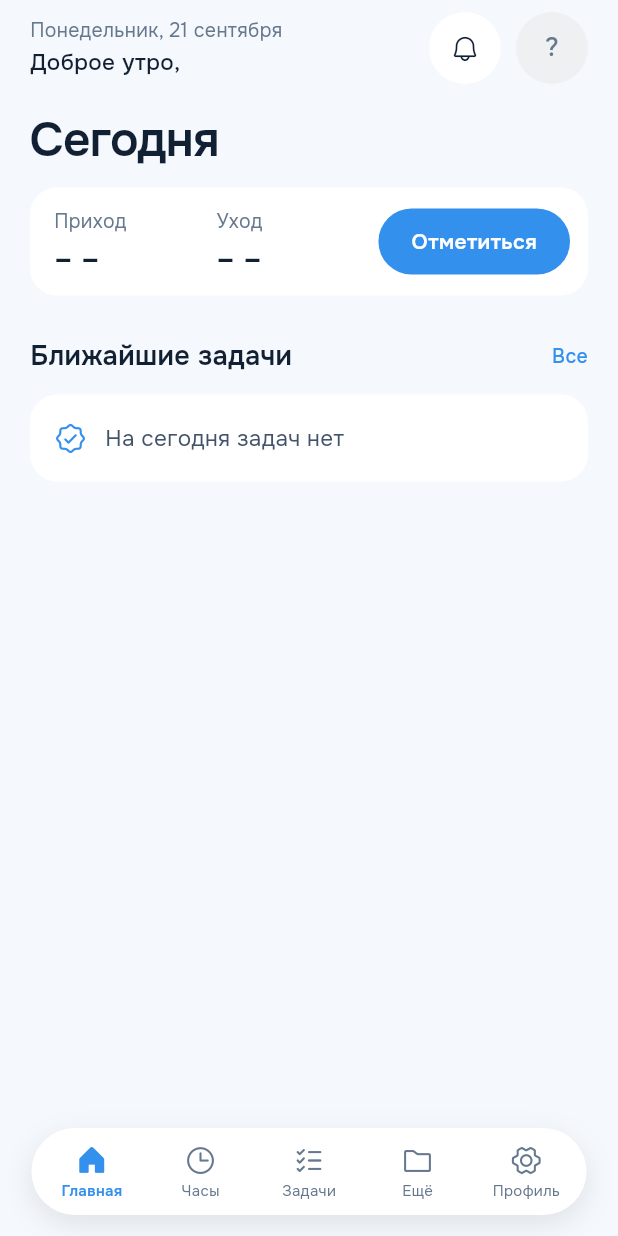
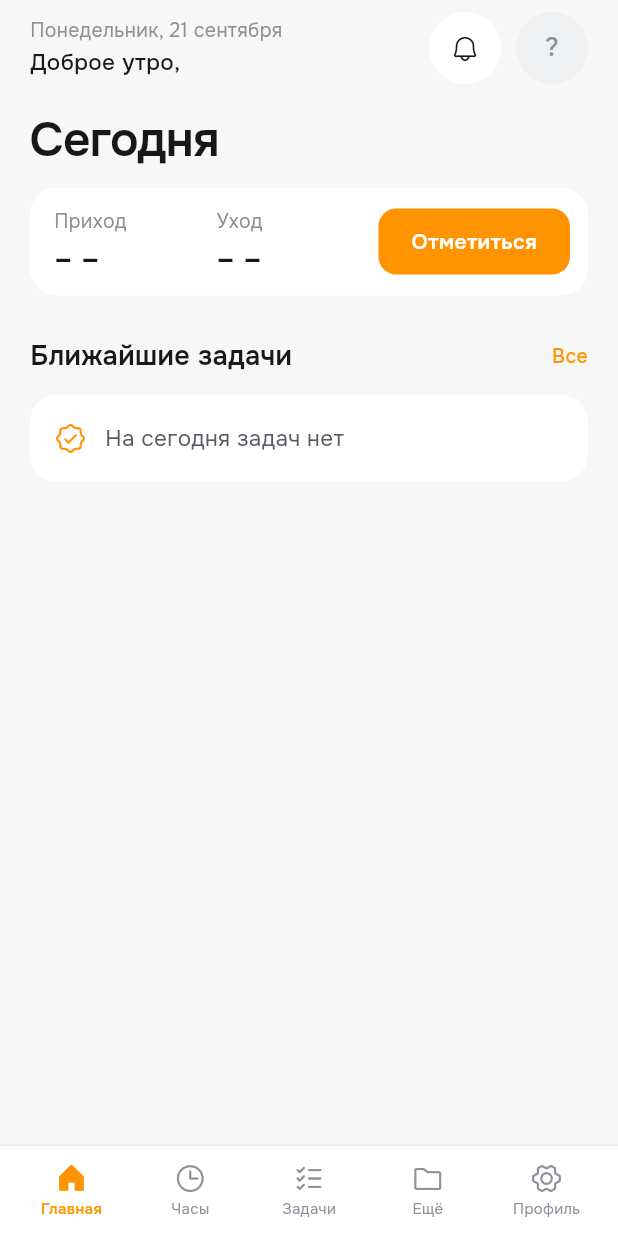
Before and after one commit to bexiiiii/link_hr, a Flutter app: the Shell screen opened directly, on a phone screen of 412 x 824 dp. Run offline on Flutter 3.47's test engine with Material 3 defaults, Android fonts, the light colour scheme and no system bars; our stand-ins replace audioplayers, camera, file_picker, geolocator, image_picker, local_auth and 3 more; missing offline and left inert: pdfrx, record; accounts and stored records are empty; network calls fail.

Commit message:
Align mobile UI with orange reference system

```diff
--- a/lib/core/theme.dart
+++ b/lib/core/theme.dart
@@ -1,47 +1,55 @@
 import 'package:flutter/cupertino.dart';
 import 'package:flutter/material.dart';
 
-/// Light-blue direction: clean white surfaces and one reliable blue action.
-/// Legacy token names intentionally resolve to blue so every existing feature
-/// keeps the same visual language without scattered one-off colors.
+/// Reference direction: quiet iOS-like white surfaces, near-black type and a
+/// single orange action colour.  The old public token names remain so feature
+/// screens do not drift into one-off palettes while they are being simplified.
 abstract final class AppColors {
-  static const bg = Color(0xFFF5F8FC);
+  static const bg = Color(0xFFF7F7F8);
   static const surface = Color(0xFFFFFFFF);
-  static const surfaceAlt = Color(0xFFF0F5FB);
-  static const line = Color(0xFFE1E9F2);
+  static const surfaceAlt = Color(0xFFF1F2F4);
+  static const line = Color(0xFFE8E9EC);
 
-  static const ink = Color(0xFF122033);
-  static const ink2 = Color(0xFF43546A);
-  static const ink3 = Color(0xFF66788E);
-  static const ink4 = Color(0xFFB8C5D3);
+  static const ink = Color(0xFF17181A);
+  static const ink2 = Color(0xFF575A60);
+  static const ink3 = Color(0xFF8E9198);
+  static const ink4 = Color(0xFFC7C9CE);
 
-  /// Brand blue (Telegram-like): primary buttons, active tab, check-in and links.
-  static const blue = Color(0xFF3390EC);
-  static const blueDeep = Color(0xFF2481CC);
-  static const blueSoft = Color(0xFFE8F3FD);
-  static const blueGlow = Color(0xFFCFE6FB);
+  /// Primary action — the saturated orange in the supplied mobile references.
+  static const blue = Color(0xFFFF9400);
+  static const blueDeep = Color(0xFFE68100);
+  static const blueSoft = Color(0xFFFFF0DC);
+  static const blueGlow = Color(0xFFFFD8A0);
 
+  /// Existing feature actions use these legacy aliases and now inherit orange.
   static const green = blue;
   static const greenDeep = blueDeep;
   static const greenSoft = blueSoft;
   static const greenGlow = blueGlow;
-  static const violet = blue;
-  static const violetSoft = blueSoft;
+
+  /// Cool blue remains a secondary information colour (map, calendar, links).
+  static const violet = Color(0xFF3478F6);
+  static const violetSoft = Color(0xFFEAF1FF);
+
+  /// Semantic status colours are deliberately independent from primary action.
+  static const success = Color(0xFF16B978);
+  static const successDeep = Color(0xFF0B9B60);
+  static const successSoft = Color(0xFFE2F8EE);
 
   /// Legacy "graphite" name: dark ink for icons and strong text.
-  static const charcoal = Color(0xFF1B2B40);
+  static const charcoal = Color(0xFF1C1D20);
 
-  static const red = Color(0xFFD94545);
-  static const redSoft = Color(0xFFFCEBEB);
-  static const amber = Color(0xFFD9822B);
-  static const amberSoft = Color(0xFFFDF0E1);
-  static const warn = Color(0xFFE9B949);
-  static const warnSoft = Color(0xFFFDF6E3);
+  static const red = Color(0xFFEF4444);
+  static const redSoft = Color(0xFFFFE8E8);
+  static const amber = Color(0xFFF0A13A);
+  static const amberSoft = Color(0xFFFFF0D8);
+  static const warn = Color(0xFFEAB308);
+  static const warnSoft = Color(0xFFFFF8D6);
   static const plum = blue;
   static const plumSoft = blueSoft;
 
-  static const chip = Color(0xFFEAF0F7);
-  static const chipDot = Color(0xFFC8D3E0);
+  static const chip = Color(0xFFF0F1F3);
+  static const chipDot = Color(0xFFD0D2D7);
   static const camera = Color(0xFF0C0F0E);
 }
 
@@ -134,7 +142,7 @@ abstract final class AppRadius {
 abstract final class AppShadow {
   static const card = <BoxShadow>[];
   static const float = [
-    BoxShadow(color: Color(0x1A122033), blurRadius: 16, offset: Offset(0, 6)),
+    BoxShadow(color: Color(0x12000000), blurRadius: 18, offset: Offset(0, 7)),
   ];
 }
 
@@ -142,7 +150,7 @@ enum Tone { green, violet, dark, red, amber, neutral }
 
 extension ToneColors on Tone {
   Color get solid => switch (this) {
-    Tone.green => AppColors.greenDeep,
+    Tone.green => AppColors.successDeep,
     Tone.violet => AppColors.violet,
     Tone.dark => AppColors.charcoal,
     Tone.red => AppColors.red,
@@ -151,7 +159,7 @@ extension ToneColors on Tone {
   };
 
   Color get soft => switch (this) {
-    Tone.green => AppColors.greenSoft,
+    Tone.green => AppColors.successSoft,
     Tone.violet => AppColors.violetSoft,
     Tone.dark => AppColors.chip,
     Tone.red => AppColors.redSoft,
@@ -162,7 +170,7 @@ extension ToneColors on Tone {
   Color get onSolid => this == Tone.neutral ? AppColors.ink2 : Colors.white;
 
   Color get ink => switch (this) {
-    Tone.green => AppColors.greenDeep,
+    Tone.green => AppColors.successDeep,
     Tone.violet => AppColors.violet,
     Tone.dark => AppColors.charcoal,
     Tone.red => const Color(0xFFB83636),
@@ -222,9 +230,9 @@ ThemeData buildTheme() {
     scaffoldBackgroundColor: AppColors.bg,
     fontFamily: kFont,
     colorScheme: ColorScheme.fromSeed(
-      seedColor: AppColors.violet,
-      primary: AppColors.violet,
-      secondary: AppColors.green,
+      seedColor: AppColors.blue,
+      primary: AppColors.blue,
+      secondary: AppColors.success,
       surface: AppColors.surface,
       error: AppColors.red,
     ),
@@ -232,7 +240,7 @@ ThemeData buildTheme() {
     highlightColor: Colors.transparent,
     platform: TargetPlatform.iOS,
     cupertinoOverrideTheme: const CupertinoThemeData(
-      primaryColor: AppColors.green,
+      primaryColor: AppColors.blue,
       textTheme: CupertinoTextThemeData(
         textStyle: TextStyle(
           fontFamily: kFont,
@@ -247,8 +255,8 @@ ThemeData buildTheme() {
       space: 1,
     ),
     textSelectionTheme: const TextSelectionThemeData(
-      cursorColor: AppColors.violet,
-      selectionHandleColor: AppColors.violet,
+      cursorColor: AppColors.blue,
+      selectionHandleColor: AppColors.blue,
     ),
   );
   return base.copyWith(
--- a/lib/core/ui.dart
+++ b/lib/core/ui.dart
@@ -916,7 +916,7 @@ class PrimaryButton extends StatelessWidget {
           padding: const EdgeInsets.symmetric(horizontal: 22),
           decoration: BoxDecoration(
             color: bg,
-            borderRadius: BorderRadius.circular(AppRadius.pill),
+            borderRadius: BorderRadius.circular(AppRadius.field),
             border: kind == ButtonKind.outline
                 ? Border.all(color: AppColors.green, width: 1.2)
                 : null,
--- a/lib/features/shell.dart
+++ b/lib/features/shell.dart
@@ -99,7 +99,6 @@ class _ShellState extends State<Shell> with WidgetsBindingObserver {
 
   @override
   Widget build(BuildContext context) {
-    final bottomInset = MediaQuery.of(context).padding.bottom;
     return ShellScope(
       goTo: _go,
       child: Scaffold(
@@ -123,10 +122,8 @@ class _ShellState extends State<Shell> with WidgetsBindingObserver {
             Positioned(
               left: 0,
               right: 0,
-              bottom: bottomInset > 0 ? bottomInset - 6 : 14,
-              child: Center(
-                child: _NavPill(items: _icons, index: _index, onTap: _go),
-              ),
+              bottom: 0,
+              child: _NavPill(items: _icons, index: _index, onTap: _go),
             ),
           ],
         ),
@@ -135,8 +132,8 @@ class _ShellState extends State<Shell> with WidgetsBindingObserver {
   }
 }
 
-/// A labelled navigation bar: the icon and its name stay together, so users do
-/// not have to memorize five unlabeled symbols.
+/// A clear, full-width iOS bottom bar. Icons and labels stay together so users
+/// never have to memorise five unlabeled symbols.
 class _NavPill extends StatelessWidget {
   const _NavPill({
     required this.items,
@@ -150,13 +147,13 @@ class _NavPill extends StatelessWidget {
 
   @override
   Widget build(BuildContext context) {
+    final bottomInset = MediaQuery.of(context).padding.bottom;
     return Container(
-      width: 370,
-      padding: const EdgeInsets.symmetric(horizontal: 4, vertical: 7),
+      width: double.infinity,
+      padding: EdgeInsets.fromLTRB(8, 8, 8, bottomInset > 0 ? bottomInset : 10),
       decoration: BoxDecoration(
         color: AppColors.surface,
-        borderRadius: BorderRadius.circular(AppRadius.pill),
-        boxShadow: AppShadow.float,
+        border: const Border(top: BorderSide(color: AppColors.line)),
       ),
       child: Row(
         mainAxisSize: MainAxisSize.max,
@@ -173,7 +170,7 @@ class _NavPill extends StatelessWidget {
                   child: AnimatedContainer(
                     duration: const Duration(milliseconds: 220),
                     curve: Curves.easeOutQuart,
-                    padding: const EdgeInsets.symmetric(vertical: 3),
+                    padding: const EdgeInsets.symmetric(vertical: 2),
                     child: Column(
                       mainAxisSize: MainAxisSize.min,
                       children: [
```
Also changed, not shown: lib/features/home/home_screen.dart (+138 -39 lines), 2 other files.
